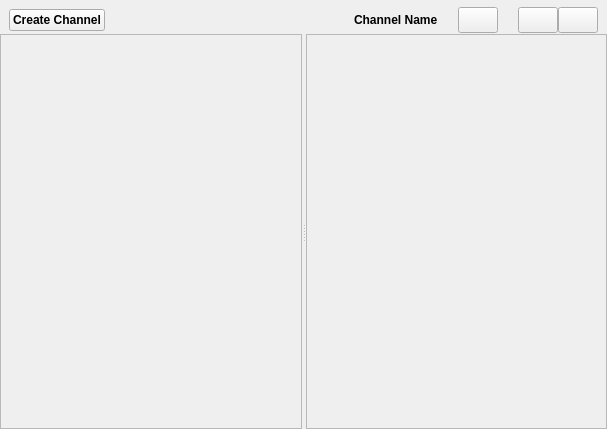
Before: the Qt Designer form retroshare-gui/src/gui/ChannelFeed.ui in RetroShare/RetroShare, drawn with Qt 5.
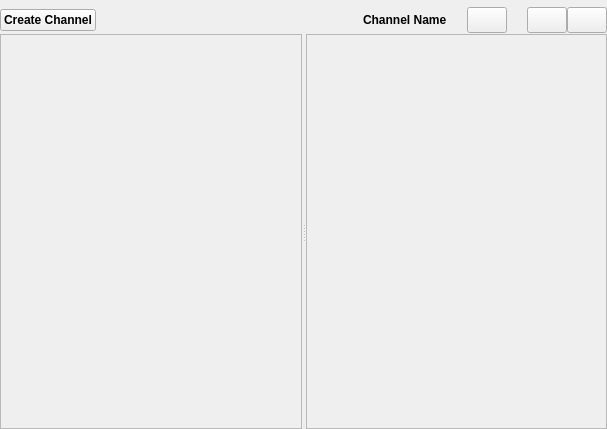
After: the same form once the commit is applied. Icons and pictures are not drawn.

Patch:
```diff
--- a/retroshare-gui/src/gui/ChannelFeed.ui
+++ b/retroshare-gui/src/gui/ChannelFeed.ui
@@ -22,13 +22,13 @@
    <item>
     <layout class="QHBoxLayout" >
      <property name="leftMargin" >
-      <number>9</number>
+      <number>0</number>
      </property>
      <property name="topMargin" >
       <number>6</number>
      </property>
      <property name="rightMargin" >
-      <number>9</number>
+      <number>0</number>
      </property>
      <item>
       <widget class="QPushButton" name="chanButton" >
```
